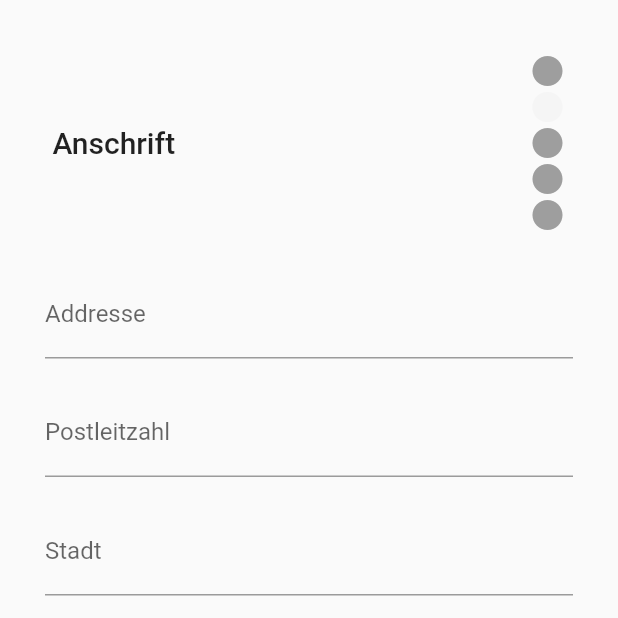
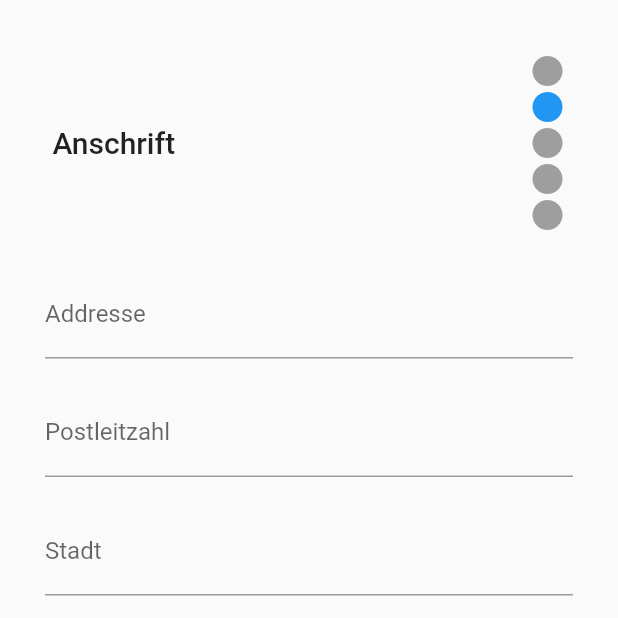
Before and after one commit to itemisCREATE/covid-check, a Flutter app: the AddressForm screen opened directly with empty values, on a phone screen of 412 x 824 dp, the top half of it. Run offline on Flutter 3.47's test engine with Material 2 defaults, Android fonts, the phone set to English and light mode, and no system bars; our stand-ins replace firebase_auth, google_sign_in; missing offline and left inert: flutter_auth_buttons; accounts and stored records are empty.

```diff
--- a/app/covid_check_mobile/lib/widget/wizard/title.dart
+++ b/app/covid_check_mobile/lib/widget/wizard/title.dart
@@ -12,11 +12,11 @@ class FormTitle extends StatelessWidget {
           children: <Widget>[
             Expanded(child: Text(this.title, style: Theme.of(context).textTheme.title)),
             Column(children: <Widget>[
-              index == 0 ? Icon(Icons.lens, color: Colors.grey[100]) : Icon(Icons.lens, color: Colors.grey[500]),
-              index == 1 ? Icon(Icons.lens, color: Colors.grey[100]) : Icon(Icons.lens, color: Colors.grey[500]),
-              index == 2 ? Icon(Icons.lens, color: Colors.grey[100]) : Icon(Icons.lens, color: Colors.grey[500]),
-              index == 3 ? Icon(Icons.lens, color: Colors.grey[100]) : Icon(Icons.lens, color: Colors.grey[500]),
-              index == 4 ? Icon(Icons.lens, color: Colors.grey[100]) : Icon(Icons.lens, color: Colors.grey[500]),
+              index == 0 ? Icon(Icons.lens, color: Theme.of(context).accentColor) : Icon(Icons.lens, color: Colors.grey[500]),
+              index == 1 ? Icon(Icons.lens, color: Theme.of(context).accentColor) : Icon(Icons.lens, color: Colors.grey[500]),
+              index == 2 ? Icon(Icons.lens, color: Theme.of(context).accentColor) : Icon(Icons.lens, color: Colors.grey[500]),
+              index == 3 ? Icon(Icons.lens, color: Theme.of(context).accentColor) : Icon(Icons.lens, color: Colors.grey[500]),
+              index == 4 ? Icon(Icons.lens, color: Theme.of(context).accentColor) : Icon(Icons.lens, color: Colors.grey[500]),
             ],crossAxisAlignment: CrossAxisAlignment.end,
             )
           ],
```
Also changed, not shown: app/covid_check_mobile/lib/widget/wizard/frage.dart (+9 -32 lines).
